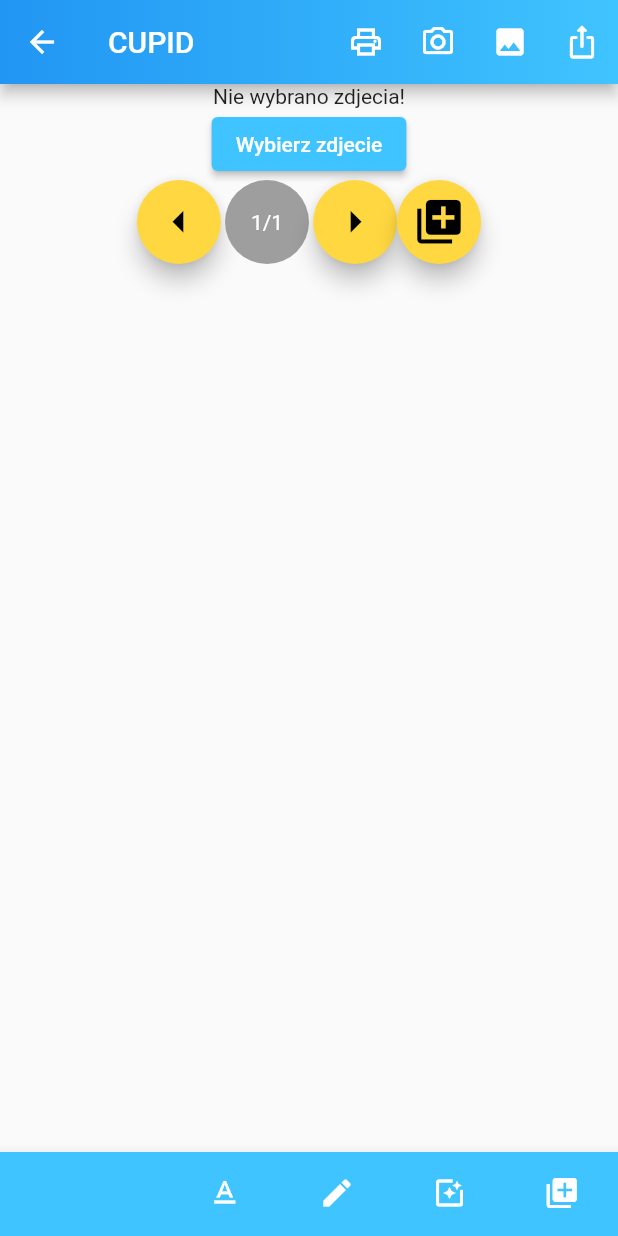
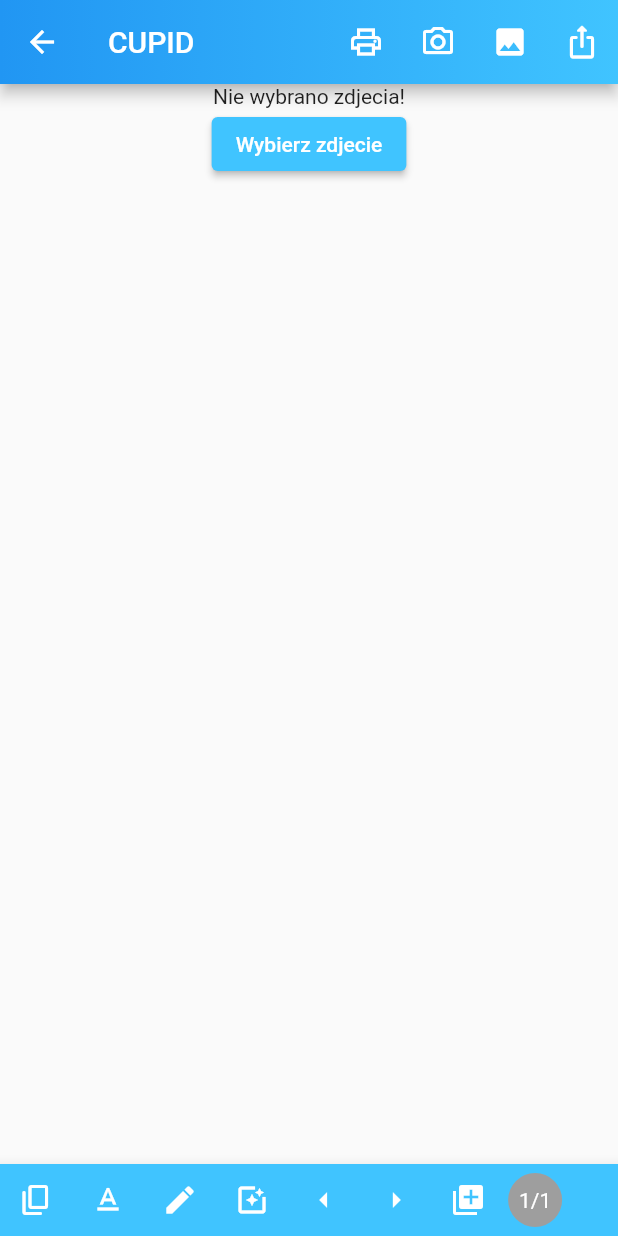
Before and after one commit to alekgor286/Album-weselny, a Flutter app: the screen it shows after launch, after a tap on "Zaczynajmy!", on a phone screen of 412 x 824 dp. Run offline on Flutter 3.47's test engine with Material 2 defaults, Android fonts, the phone set to English and light mode, and no system bars; our stand-ins replace google_fonts, image_picker; missing offline and left inert: drag_and_drop_gridview.

Commit message:
Zmiana paska nawigacji

```diff
--- a/lib/landing_screen.dart
+++ b/lib/landing_screen.dart
@@ -47,7 +47,6 @@ class _LandingScreenState extends State<LandingScreen> {
     log('data: $fileSystemEntity');
     fileSystemEntity
         .removeWhere((element) => !basename(element.path).contains(".jpg"));
-    log('data: $fileSystemEntity');
 
     for (var element in fileSystemEntity) {
       setState(() {
@@ -210,89 +209,77 @@ class _LandingScreenState extends State<LandingScreen> {
                       backgroundColor: Colors.lightBlueAccent,
                     )),
                 Row(
-                  mainAxisAlignment: MainAxisAlignment.center,
+                  mainAxisAlignment: MainAxisAlignment.center
+                )
+          ],
+        ),
+      )),
+      bottomNavigationBar: BottomAppBar(
+        color: Colors.lightBlueAccent,
+        child: Row(
             children: <Widget>[
-                    FloatingActionButton(
-                      backgroundColor: Colors.amberAccent,
+              IconButton(
+                icon: Icon(Icons.content_copy_rounded),
+                tooltip: 'Skopiuj',
+                color: Colors.white,
+                onPressed: () {  },
+                ),
+              IconButton(
+                  icon: Icon(Icons.text_format),
+                  tooltip: 'Tekst',
+                  color: Colors.white,
+                  onPressed: () {  },
+                ),
+              IconButton(
+                icon: Icon(Icons.edit),
+                tooltip: 'Upiększ',
+                color: Colors.white, onPressed: () {  },
+              ),
+              IconButton(
+                icon: Icon(Icons.photo_filter),
+                tooltip: 'Filtry',
+                color: Colors.white,
+                onPressed: () {  },
+              ),
+              IconButton(
+                icon: Icon(Icons.arrow_left),
+                tooltip: 'Skopiuj',
+                color: Colors.white,
                 onPressed: ()=> {
                   if(currentPage>1) {
                     setState(() => currentPage--)
                   }
                 },
-                      child: const Icon(
-                        Icons.arrow_left,
-                        size: 35,
-                        color: Colors.black,
               ),
+              IconButton(
+                icon: Icon(Icons.arrow_right),
+                tooltip: 'Skopiuj',
+                color: Colors.white,
+                onPressed: ()=> {
+                  if(currentPage<allPages) {
+                    setState(() => currentPage++)
+                  }
+                },
+              ),
+              IconButton(
+                icon: Icon(Icons.add_to_photos),
+              tooltip: 'Nowa Strona',
+              color: Colors.white,
+                onPressed: ()=> {
+                  _increment()
+                },
               ),
               Container(
                 decoration: const BoxDecoration(
                   shape: BoxShape.circle,
                   color: Colors.grey,
                 ),
-                      padding: const EdgeInsets.all(20),
+                padding: const EdgeInsets.all(10),
                 child: Text('$currentPage/$allPages',
                     style: const TextStyle(color: Colors.white)),
+              )
+            ]
       ),
-                    FloatingActionButton(
-                        backgroundColor: Colors.amberAccent,
-                        onPressed: ()=> {
-                          if(currentPage<allPages) {
-                            setState(() => currentPage++)
-                          }
-                        },
-                        child: const Icon(
-                          Icons.arrow_right,
-                          size: 35,
-                          color: Colors.black,
-                        )
-                    ),
-                    FloatingActionButton(
-                        backgroundColor: Colors.amberAccent,
-                        onPressed: ()=> {
-                          _increment()
-                        },
-                        child: const Icon(
-                          Icons.add_to_photos,
-                          size: 35,
-                          color: Colors.black,
-                        )
-                    ),
-                  ],
-                )
-          ],
-        ),
-      )),
-      bottomNavigationBar: BottomNavigationBar(
-        items: const <BottomNavigationBarItem>[
-          BottomNavigationBarItem(
-            icon: Icon(Icons.content_copy_rounded),
-            label: 'Skopiuj',
-            backgroundColor: Colors.lightBlueAccent,
-          ),
-          BottomNavigationBarItem(
-            icon: Icon(Icons.text_format),
-            label: 'Tekst',
-            backgroundColor: Colors.lightBlueAccent,
-          ),
-          BottomNavigationBarItem(
-            icon: Icon(Icons.edit),
-            label: 'Upiększ',
-            backgroundColor: Colors.lightBlueAccent,
-          ),
-          BottomNavigationBarItem(
-            icon: Icon(Icons.photo_filter),
-            label: 'Filtry',
-            backgroundColor: Colors.lightBlueAccent,
-          ),
-          BottomNavigationBarItem(
-            icon: Icon(Icons.add_to_photos),
-            label: 'Nowa Strona',
-            backgroundColor: Colors.lightBlueAccent,
-          ),
-        ],
-        selectedItemColor: Colors.lightBlueAccent,
-      ),
-    );
+    ));
   }
 }
```
Lines whose indentation alone changed are shown as unchanged.
